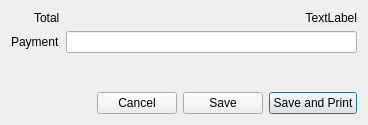
Old version of the form libgui/cashier/paycashdialog.ui in the repository apinprastya/sultan.
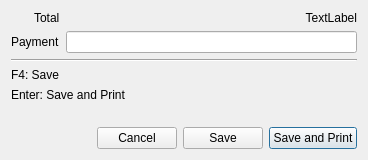
New version of the form. Custom widgets are drawn as their Qt base class.

Commit message: add shortcut for save without print

```diff
--- a/libgui/cashier/paycashdialog.ui
+++ b/libgui/cashier/paycashdialog.ui
@@ -7,7 +7,7 @@
     <x>0</x>
     <y>0</y>
     <width>368</width>
-    <height>125</height>
+    <height>160</height>
    </rect>
   </property>
   <property name="windowTitle">
@@ -48,6 +48,27 @@
      </item>
     </layout>
    </item>
+   <item>
+    <widget class="Line" name="line">
+     <property name="orientation">
+      <enum>Qt::Horizontal</enum>
+     </property>
+    </widget>
+   </item>
+   <item>
+    <widget class="QLabel" name="label_3">
+     <property name="text">
+      <string>F4: Save</string>
+     </property>
+    </widget>
+   </item>
+   <item>
+    <widget class="QLabel" name="label_4">
+     <property name="text">
+      <string>Enter: Save and Print</string>
+     </property>
+    </widget>
+   </item>
    <item>
     <spacer name="verticalSpacer">
      <property name="orientation">
```
The commit also changes 5 other files.
